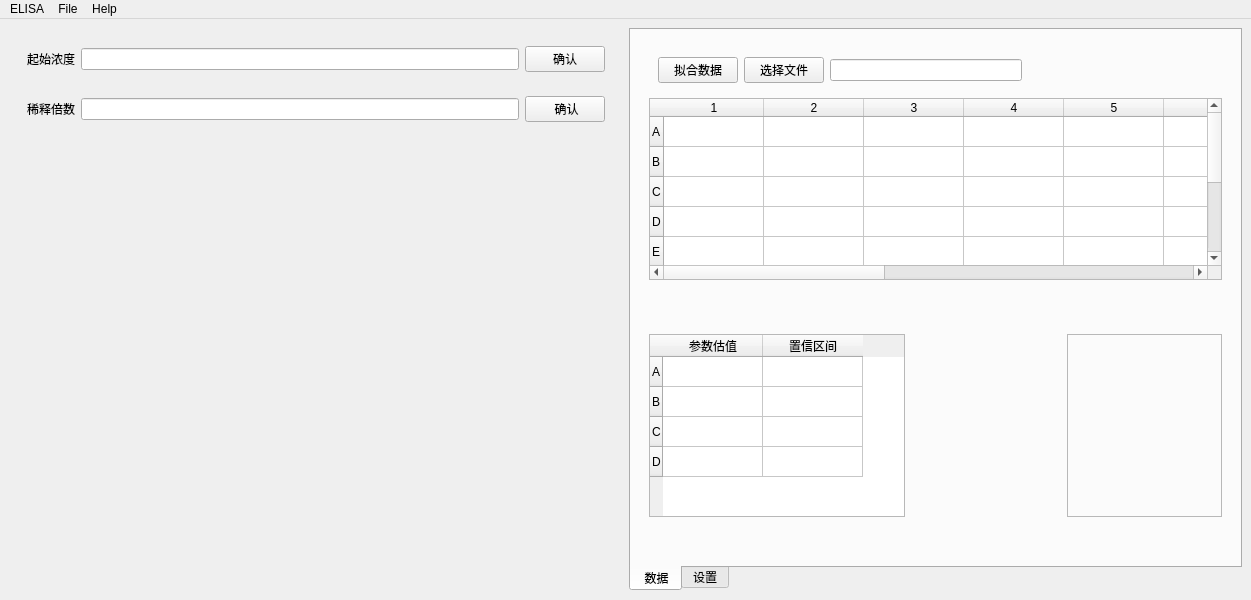
yanglinsensjtu/ELISAtool, file mainwindow.ui: the form before one commit.
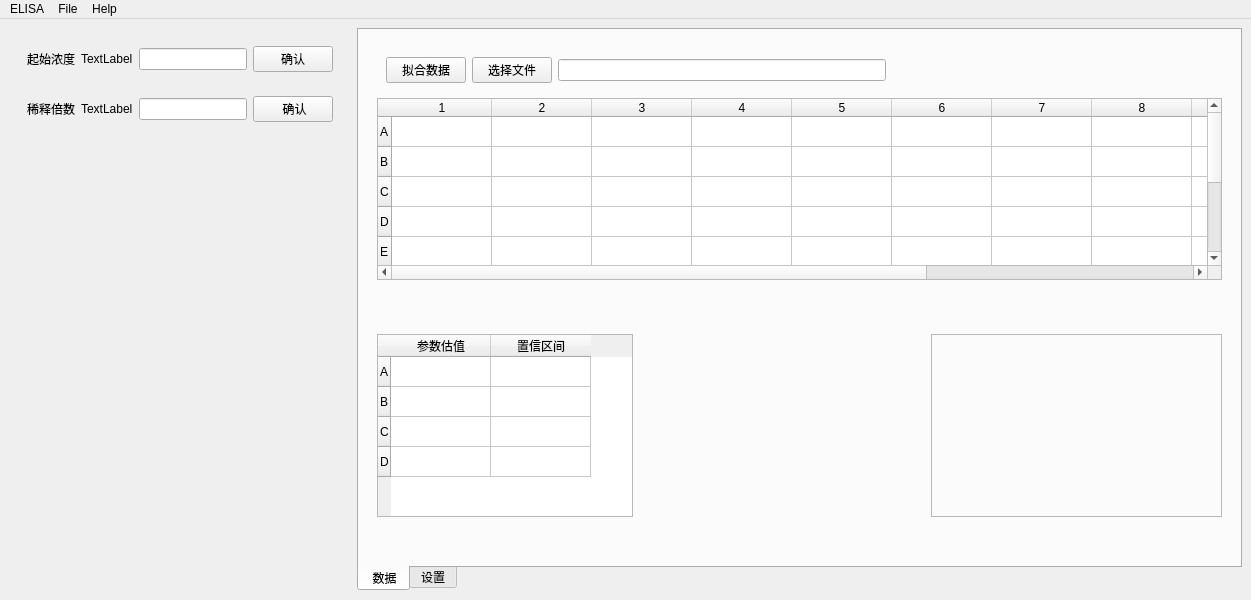
The form after the commit.

Commit message: add the value display label, and input validator

What changed in the file:
```diff
--- a/mainwindow.ui
+++ b/mainwindow.ui
@@ -41,7 +41,24 @@
            </widget>
           </item>
           <item>
-           <widget class="QLineEdit" name="startConcentration"/>
+           <widget class="QLabel" name="display_S_value">
+            <property name="text">
+             <string>TextLabel</string>
+            </property>
+           </widget>
+          </item>
+          <item>
+           <widget class="QLineEdit" name="startConcentration">
+            <property name="sizePolicy">
+             <sizepolicy hsizetype="Fixed" vsizetype="Fixed">
+              <horstretch>0</horstretch>
+              <verstretch>0</verstretch>
+             </sizepolicy>
+            </property>
+            <property name="maxLength">
+             <number>32768</number>
+            </property>
+           </widget>
           </item>
           <item>
            <widget class="QPushButton" name="confirmStartCon">
@@ -63,10 +80,17 @@
             </property>
            </widget>
           </item>
+          <item>
+           <widget class="QLabel" name="display_D_value">
+            <property name="text">
+             <string>TextLabel</string>
+            </property>
+           </widget>
+          </item>
           <item>
            <widget class="QLineEdit" name="dilutionValue">
             <property name="sizePolicy">
-             <sizepolicy hsizetype="Expanding" vsizetype="Fixed">
+             <sizepolicy hsizetype="Fixed" vsizetype="Fixed">
               <horstretch>0</horstretch>
               <verstretch>0</verstretch>
              </sizepolicy>
```
The commit also changes 2 other files.
